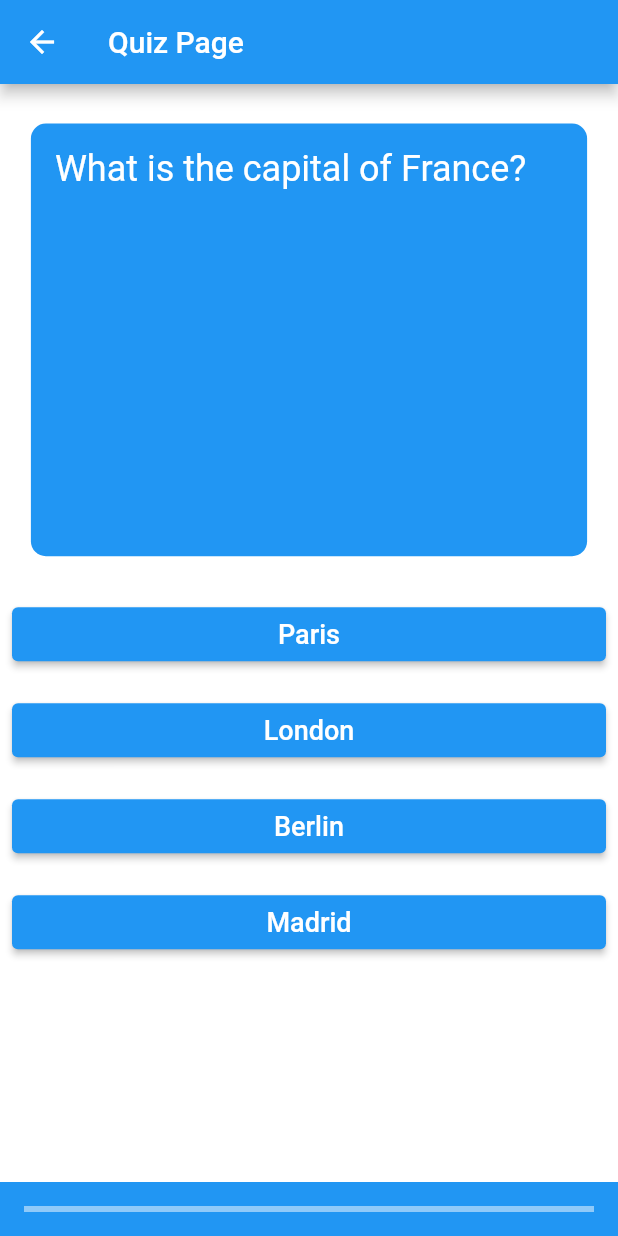
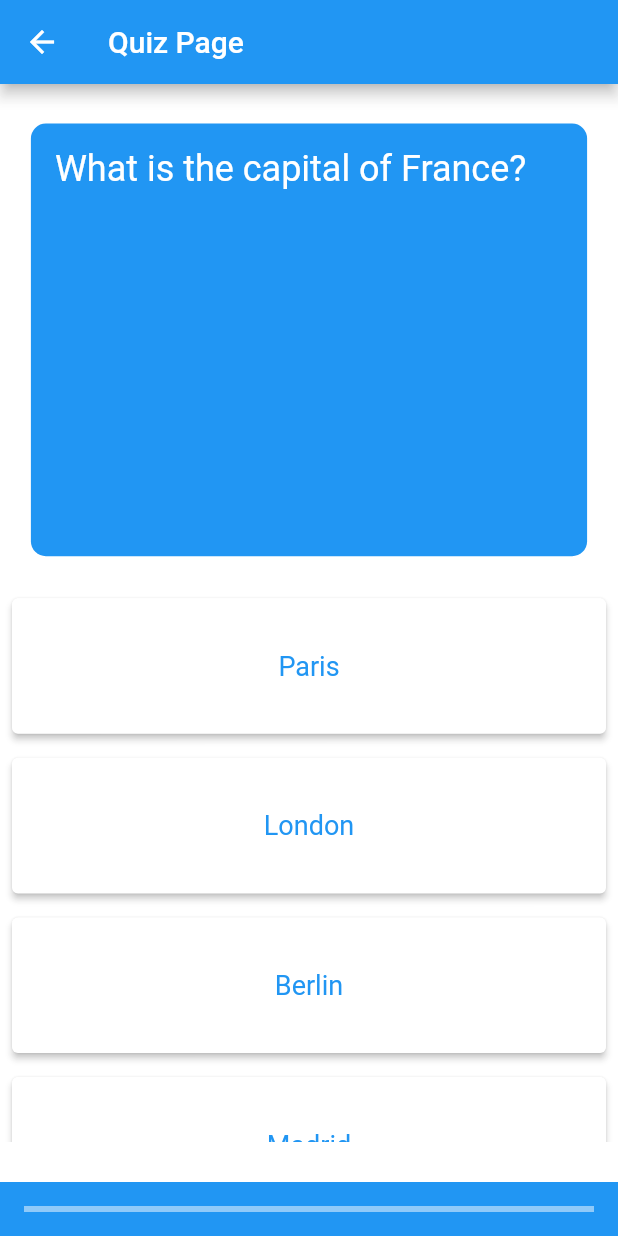
Before and after one commit to pappidine/LanguageLearningARapp, a Flutter app: the QuizPage screen opened by its route, on a phone screen of 412 x 824 dp. Run offline on Flutter 3.47's test engine with Material 2 defaults, Android fonts, the phone set to English and light mode, and no system bars; missing offline and left inert: ar_flutter_plugin, arcore_flutter_plugin, learning_input_image, learning_text_recognition.

Commit message:
made visual edits,
on to mobile tests

```diff
--- a/testproject/lib/quiz_page.dart
+++ b/testproject/lib/quiz_page.dart
@@ -142,6 +142,7 @@ class _QuizPageState extends State<QuizPage> {
   Widget build(BuildContext context) {
     Size size = MediaQuery.of(context).size;
     return Scaffold(
+      backgroundColor: Colors.white.withOpacity(0.9),
       appBar: AppBar(
         title: const Text('Quiz Page'),
       ),
@@ -188,13 +189,21 @@ class _QuizPageState extends State<QuizPage> {
                           navigateToResultPage();
                         }
                       },
+                      style: ButtonStyle(
+                          backgroundColor:
+                              MaterialStateProperty.all(Colors.white),
+                          padding: MaterialStateProperty.all(
+                              const EdgeInsets.all(4)),
+                          textStyle: MaterialStateProperty.all(
+                              const TextStyle(fontSize: 20))),
                       child: SizedBox(
-                        width: size.height * 0.7,
-                        height: size.width * 0.05,
+                        width: size.width * 0.7,
+                        height: size.height * 0.1,
                         child: Center(
                           child: Text(
                             options[totalQuestions].option[index],
-                            style: const TextStyle(fontSize: 18),
+                            style: const TextStyle(
+                                fontSize: 18, color: Colors.blue),
                           ),
                         ),
                       ),
```
